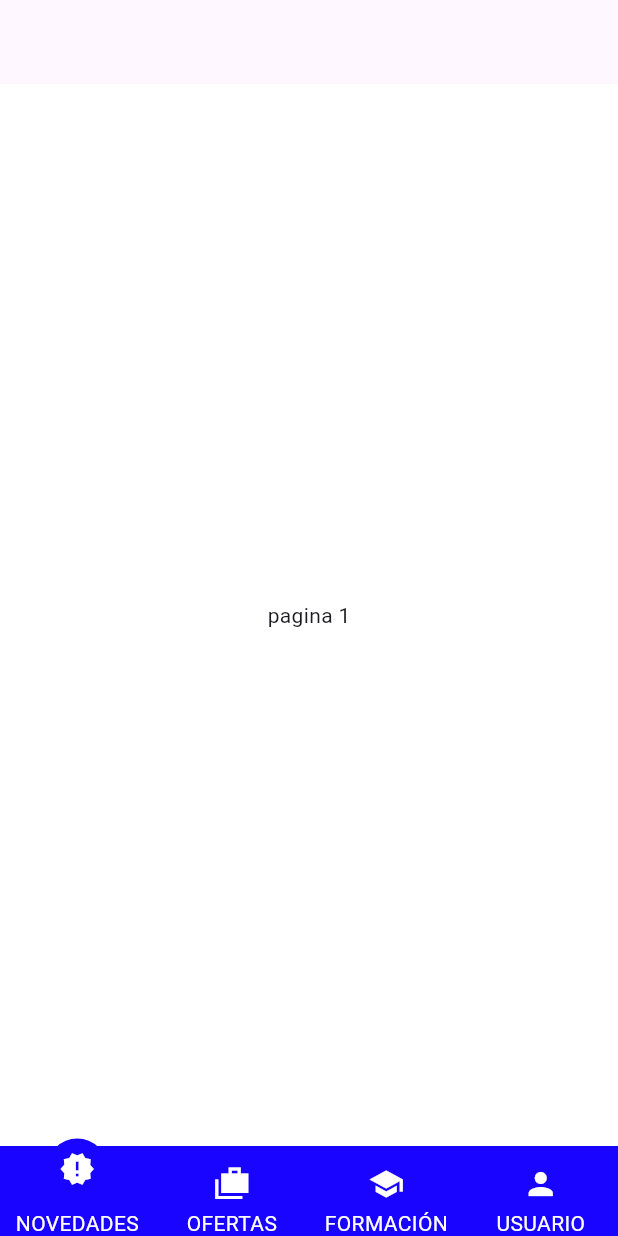
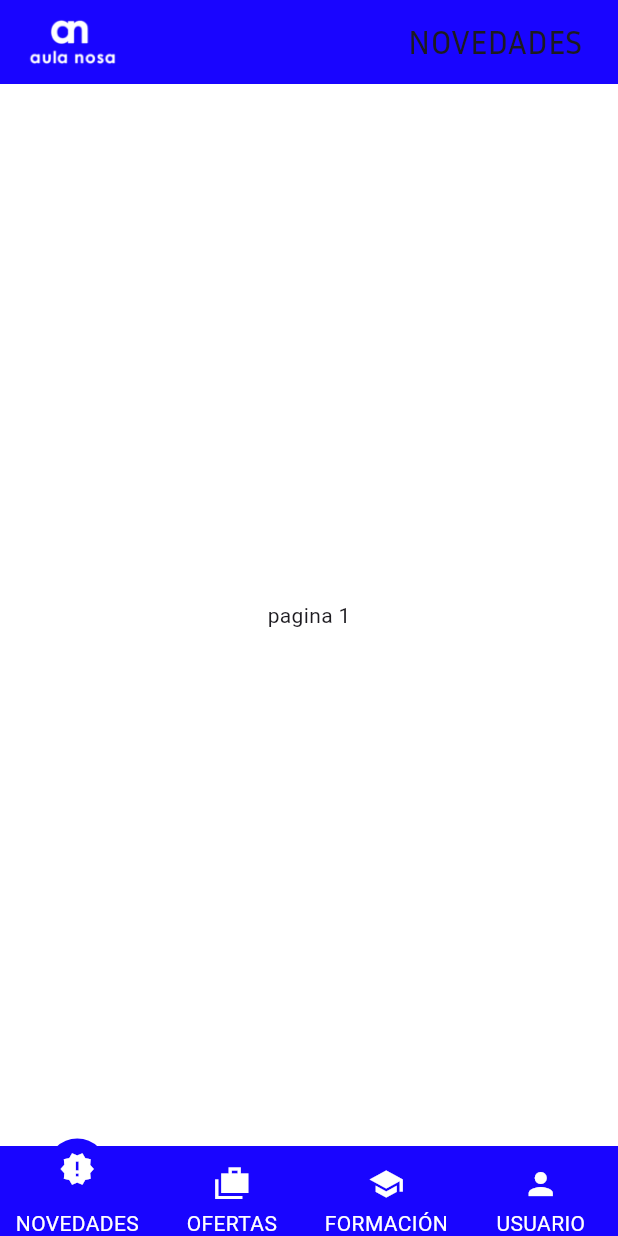
Before and after one commit to angelRz97/PracticaFDC-Movil, a Flutter app: the screen it shows after launch, on a phone screen of 412 x 824 dp. Run offline on Flutter 3.47's test engine with Material 3 defaults, Android fonts, the phone set to English and light mode, and no system bars; drawn by our look-alikes of curved_labeled_navigation_bar; Roboto replaces fonts that are missing (GowunDodum).

Commit message:
actualizacion proyecto base

```diff
--- a/proyecto_base/proj/lib/main.dart
+++ b/proyecto_base/proj/lib/main.dart
@@ -1,8 +1,5 @@
 import 'package:flutter/material.dart';
-import 'package:proj/s1.dart';
-import '/principal.dart';
-import 's2.dart';
-import 's3.dart';
+import 'principal.dart';
 
 void main() {
   runApp(const MyApp());
@@ -13,11 +10,11 @@ class MyApp extends StatelessWidget {
 
   @override
   Widget build(BuildContext context) {
-    return MaterialApp(debugShowCheckedModeBanner: false, initialRoute: '/principal', routes: {
-      '/principal': (BuildContext context) => Principal(),
-      '/screen1': (BuildContext context) => S1(),
-      '/screen2': (BuildContext context) => S2(),
-      '/screen3': (BuildContext context) => S3(),
-    });
+    return MaterialApp(
+        debugShowCheckedModeBanner: false,
+        initialRoute: '/principal',
+        routes: {
+          '/principal': (BuildContext context) => Principal(),
+        });
   }
 }
--- a/proyecto_base/proj/lib/principal.dart
+++ b/proyecto_base/proj/lib/principal.dart
@@ -1,10 +1,7 @@
 import 'package:curved_labeled_navigation_bar/curved_navigation_bar.dart';
 import 'package:curved_labeled_navigation_bar/curved_navigation_bar_item.dart';
 import 'package:flutter/material.dart';
-import 'package:proj/intereses/interes.dart';
-import '/s1.dart';
-import '/s2.dart';
-import '/s3.dart';
+import 'intereses/interes.dart';
 
 class Principal extends StatefulWidget {
   @override
@@ -12,51 +9,78 @@ class Principal extends StatefulWidget {
 }
 
 class _principal extends State<Principal> {
-  static String barText = "";
+  static String barText = "NOVEDADES";
   static int pageIndex = 0;
 
   final controller = TextEditingController();
   List<Interest> interests = allInterests;
 
-  List screens = [
-    S1(),
-    S2(),
-    S3(),
-  ];
   int selectedIndex = 0;
   @override
   Widget build(BuildContext context) {
     return Scaffold(
-      appBar: AppBar(title: Text(barText)),
+      appBar: AppBar(
+        title: Row(
+          mainAxisAlignment: MainAxisAlignment.spaceBetween,
+          children: [
+            Image.asset(
+              'assets/logo.png',
+              fit: BoxFit.contain,
+              height: 32,
+            ),
+            Container(
+              padding: const EdgeInsets.all(8.0),
+              child: Text(
+                barText,
+                textAlign: TextAlign.end,
+                style: const TextStyle(fontFamily: 'InriaSans'),
+              ),
+            )
+          ],
+        ),
+        backgroundColor: const Color.fromRGBO(25, 5, 255, 1),
+      ),
       backgroundColor: Colors.white,
       bottomNavigationBar: CurvedNavigationBar(
         height: 60,
         index: selectedIndex,
-        items: [
-          CurvedNavigationBarItem(child: Icon(Icons.new_releases, color: Colors.white), label: 'NOVEDADES', labelStyle: TextStyle(color: Colors.white)),
-          CurvedNavigationBarItem(child: Icon(Icons.cases_sharp, color: Colors.white), label: 'OFERTAS', labelStyle: TextStyle(color: Colors.white)),
-          CurvedNavigationBarItem(child: Icon(Icons.school, color: Colors.white), label: 'FORMACIÓN', labelStyle: TextStyle(color: Colors.white)),
-          CurvedNavigationBarItem(child: Icon(Icons.person, color: Colors.white), label: 'USUARIO', labelStyle: TextStyle(color: Colors.white))
+        items: const [
+          CurvedNavigationBarItem(
+              child: Icon(Icons.new_releases, color: Colors.white),
+              label: 'NOVEDADES',
+              labelStyle: TextStyle(color: Colors.white)),
+          CurvedNavigationBarItem(
+              child: Icon(Icons.cases_sharp, color: Colors.white),
+              label: 'OFERTAS',
+              labelStyle: TextStyle(color: Colors.white)),
+          CurvedNavigationBarItem(
+              child: Icon(Icons.school, color: Colors.white),
+              label: 'FORMACIÓN',
+              labelStyle: TextStyle(color: Colors.white)),
+          CurvedNavigationBarItem(
+              child: Icon(Icons.person, color: Colors.white),
+              label: 'USUARIO',
+              labelStyle: TextStyle(color: Colors.white))
         ],
-        color: Color.fromRGBO(25, 5, 255, 1),
-        buttonBackgroundColor: Color.fromRGBO(25, 5, 255, 1),
-        backgroundColor: Color.fromRGBO(25, 5, 255, 1),
+        color: const Color.fromRGBO(25, 5, 255, 1),
+        buttonBackgroundColor: const Color.fromRGBO(25, 5, 255, 1),
+        backgroundColor: const Color.fromRGBO(25, 5, 255, 1),
         onTap: (index) {
           setState(() {});
           if (index == 0) {
-            barText = "pag1";
+            barText = "NOVEDADES";
             pageIndex = 0;
           }
           if (index == 1) {
-            barText = "pag2";
+            barText = "OFERTAS";
             pageIndex = 1;
           }
           if (index == 2) {
-            barText = "pag3";
+            barText = "FORMACIÓN";
             pageIndex = 2;
           }
           if (index == 3) {
-            barText = "pag4";
+            barText = "USUARIO";
             pageIndex = 3;
           }
         },
@@ -66,22 +90,25 @@ class _principal extends State<Principal> {
   }
 
   setBarText(barText) {
-    if (selectedIndex == 0)
+    if (selectedIndex == 0) {
       barText = "OFERTAS LABORALES";
-    else if (selectedIndex == 1)
+    } else if (selectedIndex == 1) {
       barText = "NOVEDADES";
-    else if (selectedIndex == 2) barText = "FORMACIÓN";
+    } else if (selectedIndex == 2) barText = "FORMACIÓN";
   }
 
   mostrarPag(index) {
     if (index == 0) {
-      return Container(child: Center(child: Text("pagina 1")));
+      return Container(
+          child: const Center(
+              child: Text("pagina 1",
+                  style: TextStyle(fontFamily: 'GowunDodum'))));
     }
     if (index == 1) {
-      return Container(child: Center(child: Text("pagina 2")));
+      return Container(child: const Center(child: Text("pagina 2")));
     }
     if (index == 2) {
-      return Container(child: Center(child: Text("pagina 3")));
+      return Container(child: const Center(child: Text("pagina 3")));
     }
     if (index == 3) {
       return pagina4();
@@ -97,7 +124,11 @@ class _principal extends State<Principal> {
             child: TextField(
               controller: controller,
               decoration: InputDecoration(
-                      prefixIcon: const Icon(Icons.search), hintText: 'Buscar', border: OutlineInputBorder(borderRadius: BorderRadius.circular(20), borderSide: const BorderSide(color: Colors.red))),
+                  prefixIcon: const Icon(Icons.search),
+                  hintText: 'Buscar',
+                  border: OutlineInputBorder(
+                      borderRadius: BorderRadius.circular(20),
+                      borderSide: const BorderSide(color: Colors.red))),
               onChanged: searchInterest,
             )),
         Expanded(
@@ -107,7 +138,7 @@ class _principal extends State<Principal> {
               final interest = interests[index];
 
               return ListTile(
-                    leading: Icon(Icons.person),
+                leading: const Icon(Icons.person),
                 title: Text(interest.name),
               );
             },
@@ -127,5 +158,4 @@ class _principal extends State<Principal> {
 
     setState(() => interests = suggestions);
   }
-
 }
```
Also changed, not shown: proyecto_base/proj/lib/intereses/interes.dart (+6 -2 lines), proyecto_base/proj/pubspec.yaml (+9 -6 lines), proyecto_base/proj/assets/logo.png (added), proyecto_base/proj/fonts/InriaSans-Bold.ttf (added), proyecto_base/proj/fonts/InriaSans-BoldItalic.ttf (added), proyecto_base/proj/fonts/InriaSans-Italic.ttf (added), proyecto_base/proj/fonts/InriaSans-Light.ttf (added), proyecto_base/proj/fonts/InriaSans-LightItalic.ttf (added), proyecto_base/proj/fonts/InriaSans-Regular.ttf (added), 1 other file. Lines whose indentation alone changed are shown as unchanged.
